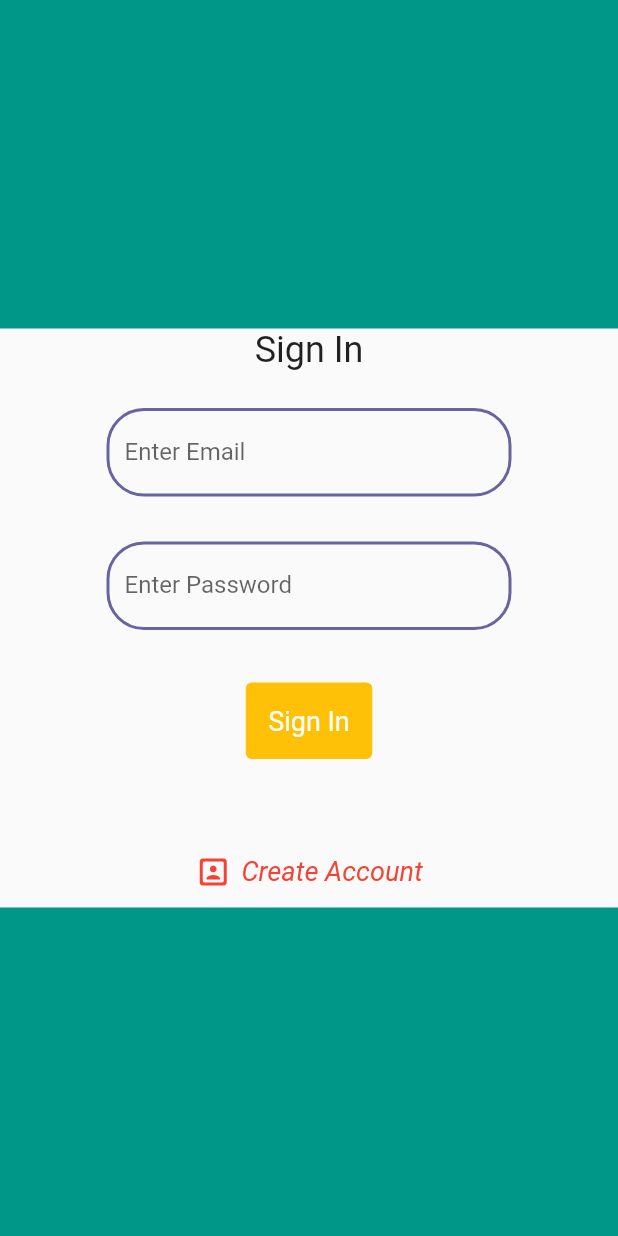
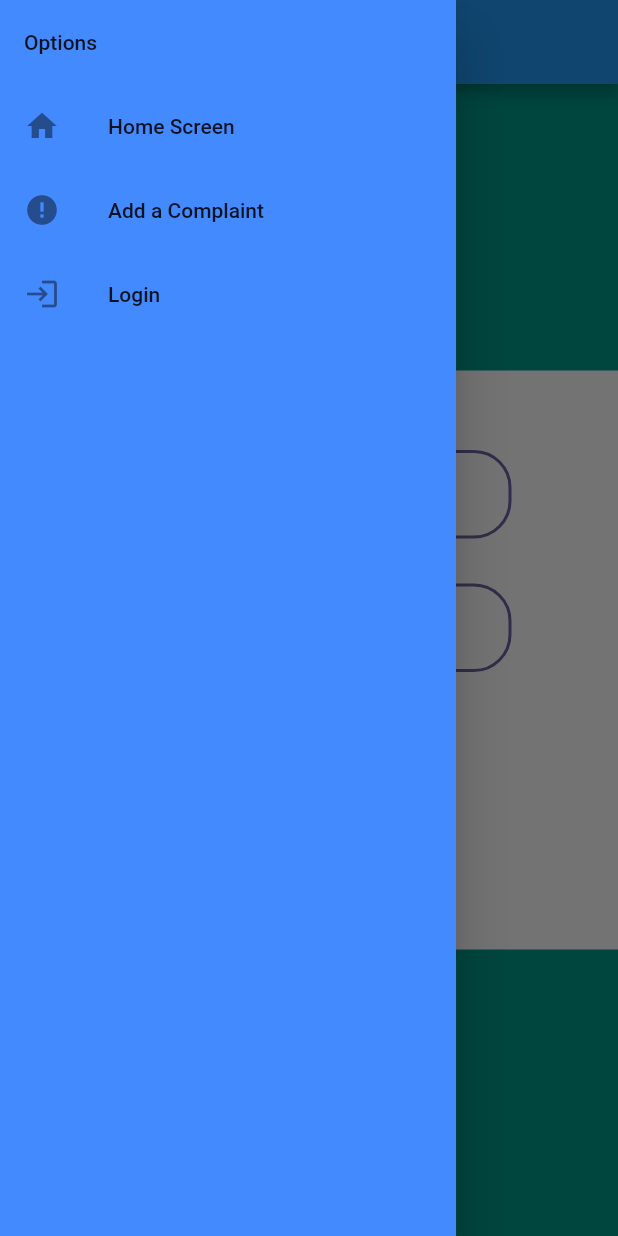
Before and after one commit to YoungWonks/ywsos2021_app, a Flutter app: the LoginScreen screen opened directly, with the side drawer open (before the commit the screen has no drawer), on a phone screen of 412 x 824 dp. Run offline on Flutter 3.47's test engine with Material 2 defaults, Android fonts, the phone set to English and light mode, and no system bars; our stand-ins replace hexcolor.

```diff
--- a/lib/main.dart
+++ b/lib/main.dart
@@ -1,4 +1,5 @@
 import 'package:flutter/material.dart';
+import 'package:ywsos2021_app/screens/home_screen.dart';
 
 import 'screens/login_screen.dart';
 
@@ -14,7 +15,8 @@
       theme: ThemeData(
         primarySwatch: Colors.blue,
       ),
-      home: LoginScreen(),
+      //add routes:,
+      home: HomeScreen(),
     );
   }
 }
--- a/lib/screens/login_screen.dart
+++ b/lib/screens/login_screen.dart
@@ -1,86 +1,7 @@
-// import 'package:flutter/material.dart';
-// import 'package:ywsos2021_app/screens/home_screen.dart';
-// import 'package:ywsos2021_app/widgets/build_input_decoration.dart';
-
-// class LoginScreen extends StatefulWidget {
-//   LoginScreen({Key? key}) : super(key: key);
-
-//   @override
-//   _LoginScreenState createState() => _LoginScreenState();
-// }
-
-// class _LoginScreenState extends State<LoginScreen> {
-//   bool isLogin = true;
-//   TextEditingController _emailTextController = TextEditingController();
-
-//   TextEditingController _passwordTextController = TextEditingController();
-
-//   GlobalKey<FormState> _formKey = GlobalKey<FormState>();
-
-//   @override
-//   void dispose() {
-//     _emailTextController.dispose();
-//     _passwordTextController.dispose();
-//     super.dispose();
-//   }
-
-//   @override
-//   Widget build(BuildContext context) {
-//     return Scaffold(
-//       appBar: AppBar(
-//         title: Text('Login'),
-//       ),
-//       body: Column(
-//         mainAxisAlignment: MainAxisAlignment.center,
-//         crossAxisAlignment: CrossAxisAlignment.center,
-//         children: [
-//           Padding(
-//             padding: const EdgeInsets.all(8.0),
-//             child: TextFormField(
-//               controller: _emailTextController,
-//               decoration: buildInputDecoration(
-//                   label: 'Email', hintText: 'john@gmail.com'),
-//             ),
-//           ),
-//           Padding(
-//             padding: const EdgeInsets.all(8.0),
-//             child: TextFormField(
-//               controller: _passwordTextController,
-//               decoration: buildInputDecoration(label: 'Password', hintText: ''),
-//             ),
-//           ),
-//           TextButton(
-//             style: TextButton.styleFrom(
-//               primary: Colors.white,
-//               padding: EdgeInsets.all(15),
-//               shape: RoundedRectangleBorder(
-//                 borderRadius: BorderRadius.circular(4),
-//               ),
-//               backgroundColor: Colors.amber,
-//               textStyle: TextStyle(
-//                 fontSize: 18,
-//               ),
-//             ),
-//             onPressed: () {
-//               if (_formKey.currentState!.validate()) {
-//                 Navigator.of(context).pushReplacement(
-//                   MaterialPageRoute(
-//                     builder: (_) => HomeScreen(),
-//                   ),
-//                 );
-//               }
-//             },
-//             child: Text('Sign In'),
-//           ),
-//         ],
-//       ),
-//     );
-//   }
-// }
 import 'package:flutter/material.dart';
-import 'package:hexcolor/hexcolor.dart';
 import 'package:ywsos2021_app/widgets/create_account_form.dart';
 import 'package:ywsos2021_app/widgets/login_form.dart';
+import 'package:ywsos2021_app/screens/home_screen.dart';
 
 class LoginScreen extends StatefulWidget {
   const LoginScreen({Key? key}) : super(key: key);
@@ -97,9 +18,72 @@
   final TextEditingController _emailTextController = TextEditingController();
   final TextEditingController _passwordTextController = TextEditingController();
   @override
+  var click = 0;
+
+  void goLogOn() async {
+    print("home");
+    Navigator.push(
+        context, MaterialPageRoute(builder: (context) => LoginScreen()));
+
+    setState(() {});
+    click = 0;
+  }
+
+  void goHome() async {
+    print("home");
+    Navigator.push(
+        context, MaterialPageRoute(builder: (context) => HomeScreen()));
+
+    setState(() {});
+    click = 0;
+  }
+
   Widget build(BuildContext context) {
     return Material(
+      child: Scaffold(
+        drawer: Drawer(
           child: Container(
+            color: Colors.blueAccent,
+            child: ListView(
+              children: [
+                ListTile(
+                  title: Text("Options"),
+                ),
+                ListTile(
+                  title: Text("Home Screen"),
+                  leading: Icon(Icons.home),
+                  onTap: () {
+                    //If Click Variable =0, Call function for home screen, set click to 1
+                    if (click == 0) goHome();
+                    click = 1;
+                  },
+                ),
+                ListTile(
+                  title: Text("Add a Complaint"),
+                  leading: Icon(Icons.error),
+                  onTap: () {
+                    print("Complaint");
+                    //If Click Variable =0, Call function for home screen, set click to 1
+                  },
+                ),
+                ListTile(
+                  title: Text("Login"),
+                  leading: Icon(Icons.login),
+                  onTap: () {
+                    print("Login");
+                    if (click == 0) goLogOn();
+                    click = 1;
+                    //If Click Variable =0, Call function for home screen, set click to 1
+                  },
+                ),
+              ],
+            ),
+          ),
+        ),
+        appBar: AppBar(
+          title: Text("Login"),
+        ),
+        body: Container(
           child: Column(
             children: [
               Expanded(
@@ -168,6 +152,7 @@
             ],
           ),
         ),
+      ),
     );
   }
 }
```
Also changed, not shown: lib/screens/home_screen.dart (+84 -14 lines), 3 other files. Lines whose indentation alone changed are shown as unchanged.
